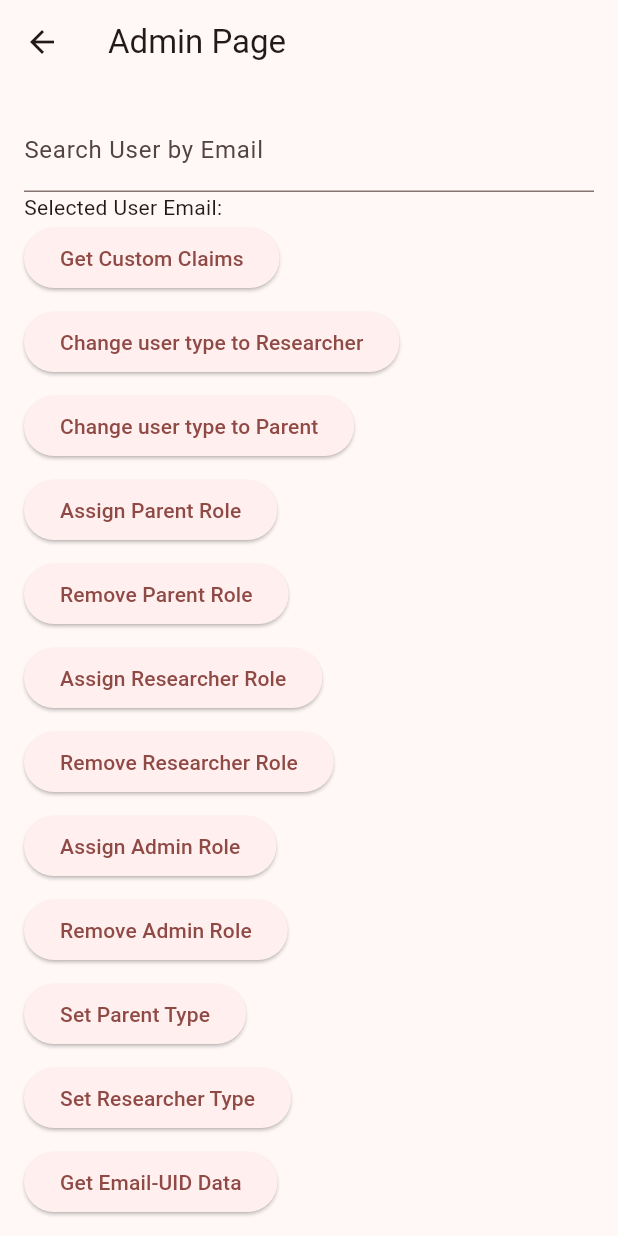
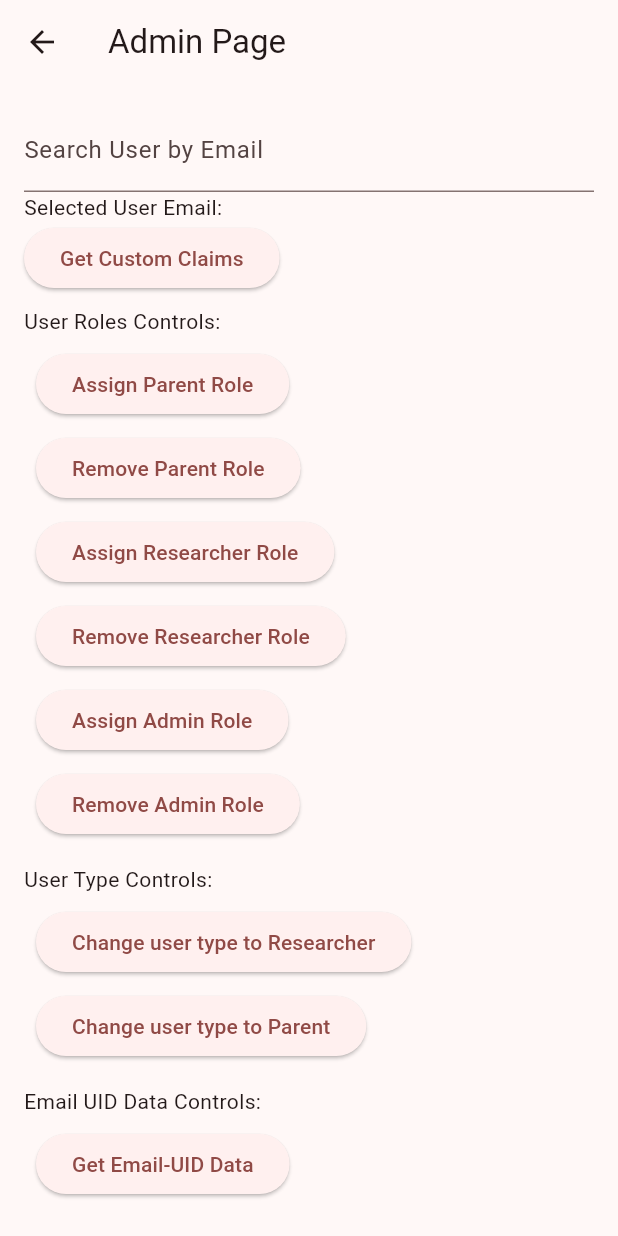
Before and after one commit to Baby-Words-Tracker/Baby_Words, a Flutter app: the AdminPage screen opened by its route, on a phone screen of 412 x 824 dp. Run offline on Flutter 3.47's test engine with Material 3 defaults, Android fonts, the phone set to English and light mode, and no system bars; our stand-ins replace chewie, cloud_firestore, cloud_functions, csv, file_picker, firebase_auth and 4 more; missing offline and left inert: file_saver, firebase_ui_auth, firebase_ui_localizations, firebase_ui_oauth_google, universal_html; accounts and stored records are empty.

Commit message:
updated admin page to work with new ytype functions and to be a little more organized

```diff
--- a/baby_words_tracker/lib/pages/admin_page.dart
+++ b/baby_words_tracker/lib/pages/admin_page.dart
@@ -21,6 +21,9 @@ class AdminPage extends StatefulWidget {
 
 class _AdminPageState extends State<AdminPage> {
   final TextEditingController _searchController = TextEditingController();
+
+  UserType? _selectedUserType;
+
   String _selectedUserEmail = '';
 
   Map<String, dynamic>? _userRoles;
@@ -69,13 +72,15 @@ class _AdminPageState extends State<AdminPage> {
   List<List<String>> _convertUserDataToLineList(
       List<Map<String, dynamic>> userData) {
     return userData.map((row) {
-      final claims = row['customClaims'] as List<UserRole>? ?? [];
+      final roles = row['roles'] as List<UserRole>? ?? [];
+      final type = row['type'] as UserType? ?? UserType.unauthenticated_type;
       return List<String>.from([
         row['email'] ?? '',
         row['uid'] ?? '',
         row['disabled']?.toString() ?? '',
         ...UserRole.values
-            .map((role) => claims.contains(role) ? 'true' : 'false'),
+            .map((role) => roles.contains(role) ? 'true' : 'false'),
+        ...UserType.values.map((type_) => type == type_ ? 'true' : 'false'),
       ]);
     }).toList();
   }
@@ -96,6 +101,7 @@ class _AdminPageState extends State<AdminPage> {
     'uid',
     'disabled',
     for (var role in UserRole.values) role.name,
+    for (var type in UserType.values) type.name,
   ];
 
   Widget _buildPadded(Widget child) {
@@ -166,6 +172,12 @@ class _AdminPageState extends State<AdminPage> {
           default:
             throw ArgumentError('Invalid user type: $newType.');
         }
+        await callFunction(
+          // ignore: use_build_context_synchronously
+          context, // this function checks for mounted so it is safe
+          'setTypeClaim',
+          {'newType': newType.name, 'targetEmail': _selectedUserEmail},
+        );
       } else {
         debugPrint(
             "Change user type action not performed in admin page because context is not mounted.");
@@ -216,6 +228,7 @@ class _AdminPageState extends State<AdminPage> {
                 setState(() {
                   _selectedUserEmail = value;
                   _userRoles = null;
+                  _selectedUserType = null;
                   // debugPrint("_selectedUserEmail set to $value");
                 });
               },
@@ -301,46 +314,21 @@ class _AdminPageState extends State<AdminPage> {
                             },
                           ),
                         ),
+                        _buildPadded(Text("User Roles Controls:")),
                         _buildPadded(
-                          Consumer<GeneralUserService>(
-                            builder: (context, generalUserService, child) {
-                              return ElevatedButton(
-                                child: const Text(
-                                    "Change user type to Researcher"),
-                                onPressed: () async {
-                                  if (await showConfirmationDialog(context,
-                                      'Are your sure you want to make $_selectedUserEmail a Researcher?')) {
-                                    await changeUserType(
-                                        UserType.researcher_type);
-                                  }
-                                },
-                              );
-                            },
-                          ),
-                        ),
-                        _buildPadded(
-                          Consumer<GeneralUserService>(
-                            builder: (context, generalUserService, child) {
-                              return ElevatedButton(
-                                child: const Text("Change user type to Parent"),
-                                onPressed: () async {
-                                  if (await showConfirmationDialog(context,
-                                      'Are your sure you want to make $_selectedUserEmail a Parent?')) {
-                                    await changeUserType(UserType.parent_type);
-                                  }
-                                },
-                              );
-                            },
-                          ),
-                        ),
-                        // TODO: add a button here to make a user a parnet and one to make them a researcher or use a dropdown and a single button to change user type.
+                          Padding(
+                            padding: EdgeInsetsGeometry.only(left: 8),
+                            child: Column(
+                              crossAxisAlignment: CrossAxisAlignment.start,
+                              children: [
                                 _buildPadded(
                                   ElevatedButton(
                                     child: const Text("Assign Parent Role"),
                                     onPressed: () async {
                                       if (await showConfirmationDialog(context,
                                           'Are your sure you want to assign the Parent role to $_selectedUserEmail?')) {
-                                await _callRoleFunction('giveParentClaim');
+                                        await _callRoleFunction(
+                                            'giveParentClaim');
                                       }
                                     },
                                   ),
@@ -351,18 +339,22 @@ class _AdminPageState extends State<AdminPage> {
                                     onPressed: () async {
                                       if (await showConfirmationDialog(context,
                                           'Are your sure you want to remove the Parent role from $_selectedUserEmail?')) {
-                                await _callRoleFunction('removeParentClaim');
+                                        await _callRoleFunction(
+                                            'removeParentClaim');
                                       }
                                     },
                                   ),
                                 ),
                                 _buildPadded(
                                   ElevatedButton(
-                              child: const Text('Assign Researcher Role'),
+                                      child:
+                                          const Text('Assign Researcher Role'),
                                       onPressed: () async {
-                                if (await showConfirmationDialog(context,
+                                        if (await showConfirmationDialog(
+                                            context,
                                             'Are your sure you want to give the Researcher role to $_selectedUserEmail?')) {
-                                  _callRoleFunction('giveResearcherClaim');
+                                          _callRoleFunction(
+                                              'giveResearcherClaim');
                                         }
                                       }),
                                 ),
@@ -372,7 +364,8 @@ class _AdminPageState extends State<AdminPage> {
                                     onPressed: () async {
                                       if (await showConfirmationDialog(context,
                                           'Are your sure you want to remove the Researcher role from $_selectedUserEmail?')) {
-                                _callRoleFunction('removeResearcherClaim');
+                                        _callRoleFunction(
+                                            'removeResearcherClaim');
                                       }
                                     },
                                   ),
@@ -399,38 +392,56 @@ class _AdminPageState extends State<AdminPage> {
                                     },
                                   ),
                                 ),
-                        // TODO: currently this only sets the type claim but does not move the user to the correct database. Update that to be fixed.
+                              ],
+                            ),
+                          ),
+                        ),
+                        _buildPadded(
+                          Text('User Type Controls:'),
+                        ),
+                        _buildPadded(
+                          Padding(
+                            padding: const EdgeInsets.only(left: 8),
+                            child: Column(
+                              crossAxisAlignment: CrossAxisAlignment.start,
+                              children: [
                                 _buildPadded(
                                   ElevatedButton(
-                            child: const Text('Set Parent Type'),
+                                    child: const Text(
+                                        "Change user type to Researcher"),
                                     onPressed: () async {
                                       if (await showConfirmationDialog(context,
-                                  'Are your sure you want to set the Parent type for $_selectedUserEmail?')) {
-                                // ignore: use_build_context_synchronously
-                                await callFunction(context, 'setTypeClaim', {
-                                  'newType': UserType.parent_type.name,
-                                  'targetEmail': _selectedUserEmail,
-                                });
+                                          'Are your sure you want to make $_selectedUserEmail a Researcher?')) {
+                                        await changeUserType(
+                                            UserType.researcher_type);
                                       }
                                     },
                                   ),
                                 ),
                                 _buildPadded(
                                   ElevatedButton(
-                            child: const Text('Set Researcher Type'),
+                                    child: const Text(
+                                        "Change user type to Parent"),
                                     onPressed: () async {
                                       if (await showConfirmationDialog(context,
-                                  'Are your sure you want to set the Researcher type for $_selectedUserEmail?')) {
-                                // ignore: use_build_context_synchronously
-                                await callFunction(context, 'setTypeClaim', {
-                                  'newType': UserType.researcher_type.name,
-                                  'targetEmail': _selectedUserEmail,
-                                });
+                                          'Are your sure you want to make $_selectedUserEmail a Parent?')) {
+                                        await changeUserType(
+                                            UserType.parent_type);
                                       }
                                     },
                                   ),
                                 ),
+                              ],
+                            ),
+                          ),
+                        ),
+                        _buildPadded(Text("Email UID Data Controls:")),
                         _buildPadded(
+                          Padding(
+                            padding: const EdgeInsets.only(left: 8),
+                            child: Column(
+                              crossAxisAlignment: CrossAxisAlignment.start,
+                              children: [
                                 ElevatedButton(
                                   child: const Text('Get Email-UID Data'),
                                   onPressed: () async {
@@ -462,15 +473,20 @@ class _AdminPageState extends State<AdminPage> {
 
                                         List<Map<String, dynamic>> users =
                                             (userData['users'] as List)
-                                          .map<Map<String, dynamic>>((user) {
+                                                .map<Map<String, dynamic>>(
+                                                    (user) {
                                           final rawMap =
                                               user as Map<Object?, Object?>;
                                           final userMap =
                                               convertToMapStringDynamic(rawMap);
 
+                                          // add roles and type to the user map
                                           if (userMap['customClaims'] != null) {
-                                      userMap['customClaims'] =
+                                            userMap['roles'] =
                                                 getUserRolesFromClaims(
+                                                    userMap['customClaims']);
+                                            userMap['type'] =
+                                                getUserTypeFromClaims(
                                                     userMap['customClaims']);
                                           }
 
@@ -528,6 +544,9 @@ class _AdminPageState extends State<AdminPage> {
                                     }
                                   },
                                 ),
+                              ],
+                            ),
+                          ),
                         ),
                       ],
                     ),
@@ -540,7 +559,7 @@ class _AdminPageState extends State<AdminPage> {
                           return ListTile(
                             title: Text(_userData[index]['email'] ?? ''),
                             subtitle: Text(
-                                'UID: ${_userData[index]['uid'] ?? ''}, Roles: ${_userData[index]['customClaims'].toString()}${_userData[index]['disabled'] ? '  -  (User is disabled.)' : ''}'),
+                                'UID: ${_userData[index]['uid'] ?? ''}, Roles: ${_userData[index]['roles'].toString()}, Type: ${_userData[index]['type']}${_userData[index]['disabled'] ? '  -  (User is disabled.)' : ''}'),
                           );
                         },
                       ),
```
Also changed, not shown: baby_words_tracker/lib/util/cloud_function_utils.dart (+4 -4 lines). Lines whose indentation alone changed are shown as unchanged.
